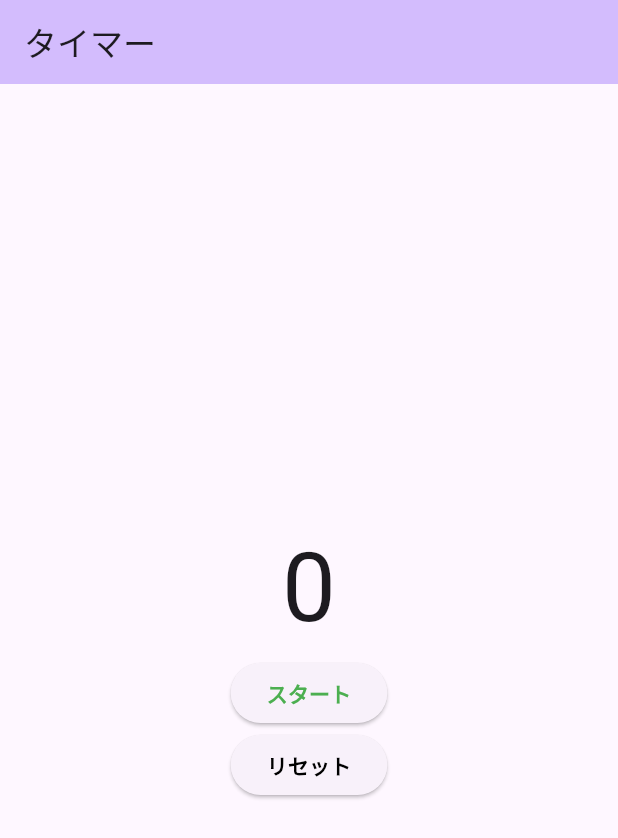
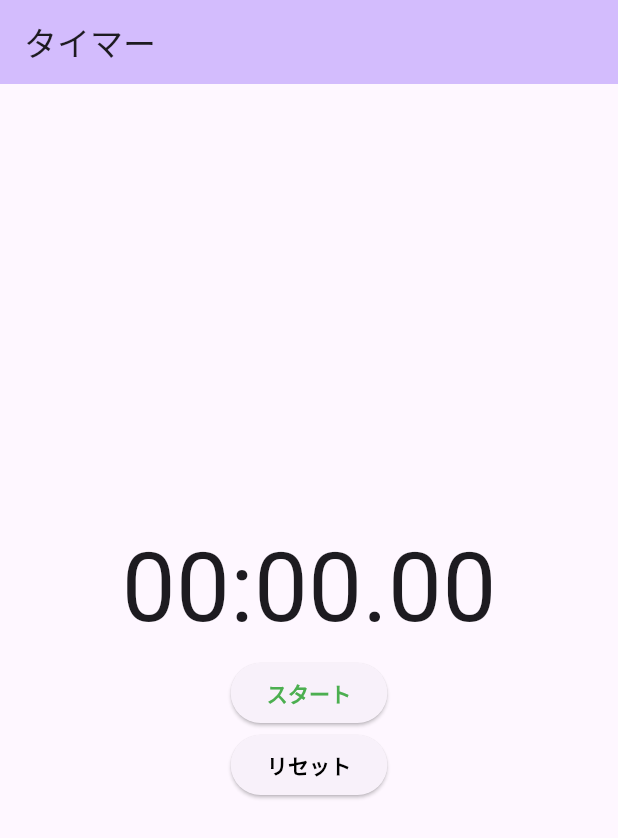
Before and after one commit to Hikari-huk/timer_app, a Flutter app: the screen it shows after launch, after a tap on "スタート", after a tap on "リセット", on a phone screen of 412 x 824 dp. Shown: the top 838 px of the screen. Run offline on Flutter 3.47's test engine with Material 2 defaults, Android fonts, the phone set to English and light mode, and no system bars.

Commit message:
Done work

```diff
--- a/lib/main.dart
+++ b/lib/main.dart
@@ -1,7 +1,6 @@
 import 'dart:async';
 
 import 'package:flutter/material.dart';
-import 'package:timer_app/next_page.dart';
 
 void main() {
   runApp(const MyApp());
@@ -33,7 +32,9 @@ class MyHomePage extends StatefulWidget {
 }
 
 class _MyHomePageState extends State<MyHomePage> {
+  int _minute = 0;
   int _second = 0;
+  int _millisecond = 0;
   Timer? _timer;
   bool _isRunning = false;
 
@@ -55,8 +56,8 @@ class _MyHomePageState extends State<MyHomePage> {
           mainAxisAlignment: MainAxisAlignment.center,
           children: [
             Text(
-              '$_second',
-              style: TextStyle(fontSize: 64),
+              '${_minute.toString().padLeft(2, '0')}:${_second.toString().padLeft(2, '0')}.${_millisecond.toString().padLeft(2, '0')}',
+              style: const TextStyle(fontSize: 64),
             ),
             ElevatedButton(
               onPressed: () {
@@ -91,19 +92,27 @@ class _MyHomePageState extends State<MyHomePage> {
       // !は変数がNullじゃない、挙動はクラッシュする
       _timer?.cancel();
     } else {
-      _timer = Timer.periodic(const Duration(seconds: 1), (timer) {
+      _timer = Timer.periodic(const Duration(milliseconds: 10), (timer) {
         setState(() {
-          _second++;
+          _millisecond++;
+          _millisecond = _millisecond % 100;
+          if (_millisecond == 0) {
+            _second++;
+            if (_second == 60) {
+              _minute++;
+              _second = 0;
+            }
+          }
         });
 
-        if (_second == 10) {
-          resetTimer();
-
-          Navigator.push(
-            context,
-            MaterialPageRoute(builder: (context) => NextPage()),
-          );
-        }
+        // if (_second == 10) {
+        //   resetTimer();
+        //
+        //   Navigator.push(
+        //     context,
+        //     MaterialPageRoute(builder: (context) => NextPage()),
+        //   );
+        // }
       });
     }
     setState(() {
@@ -114,7 +123,9 @@ class _MyHomePageState extends State<MyHomePage> {
   void resetTimer() {
     _timer?.cancel();
     setState(() {
+      _minute = 0;
       _second = 0;
+      _millisecond = 0;
       _isRunning = false;
     });
   }
```
